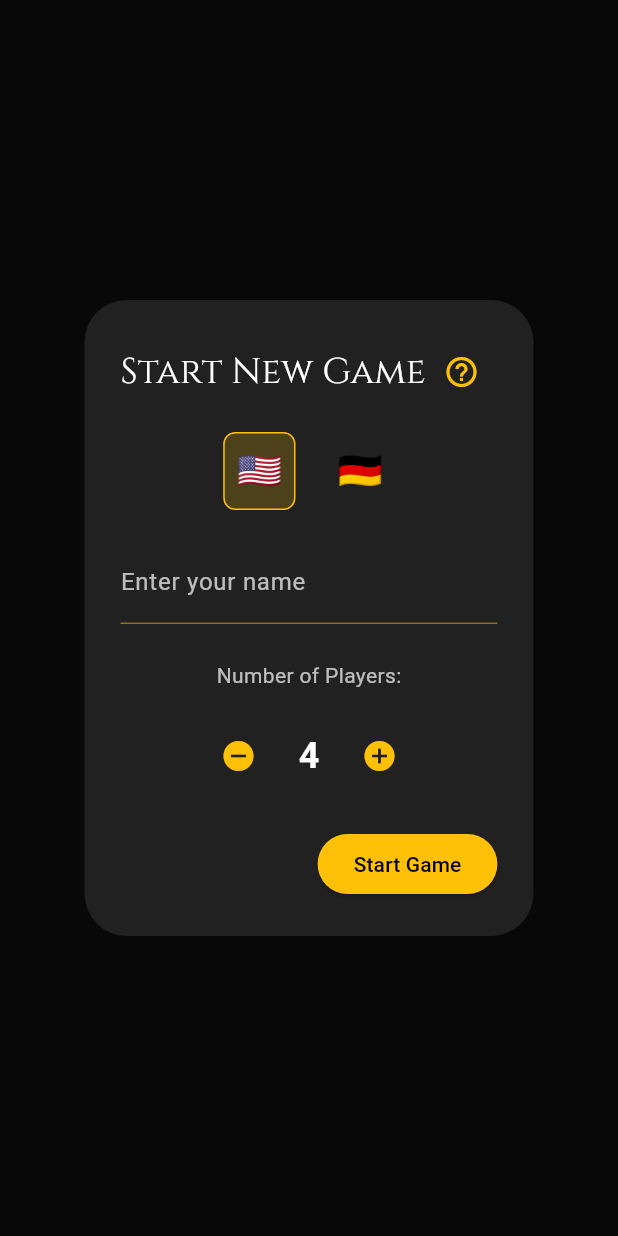
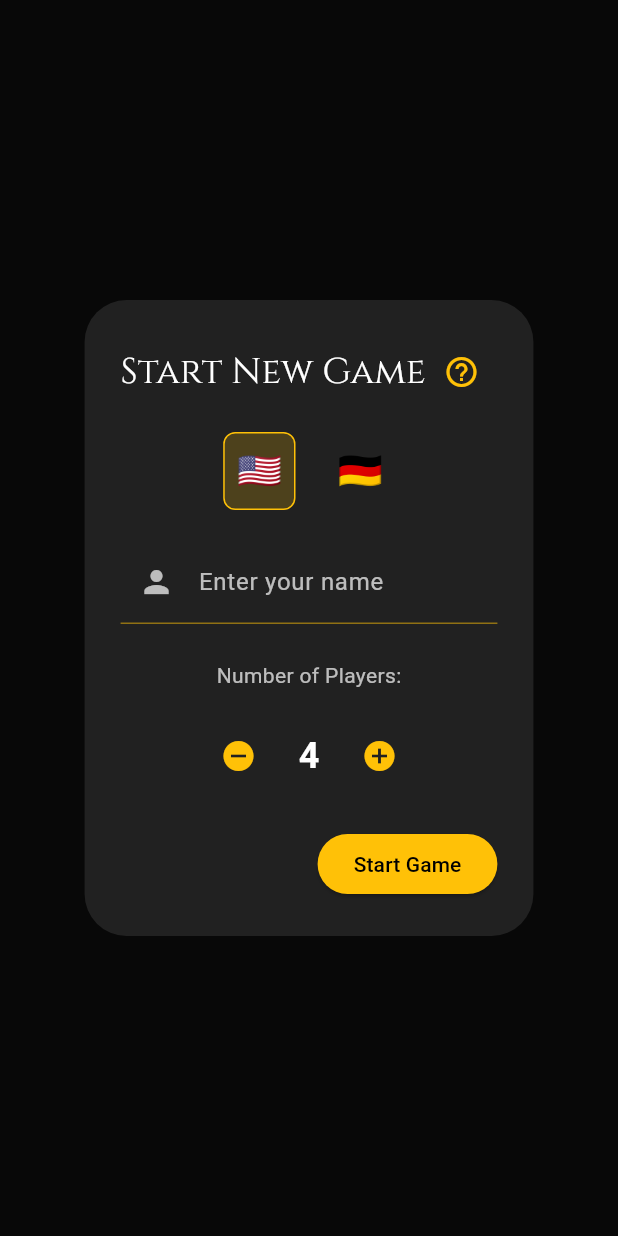
Before and after one commit to manusco/arcana, a Flutter app: the screen it shows after launch, on a phone screen of 412 x 824 dp. Run offline on Flutter 3.47's test engine with Material 3 defaults, Android fonts, the phone set to English and light mode, and no system bars; our stand-ins replace flutter_animate, google_fonts, shared_preferences, web.

Commit message:
I have enhanced the setup dialog UX and accessibility. This involved adding tooltips to the player count and scoreboard buttons, and improving the username input field with capitalization, a completion action, autofill hints, and a prefix icon. I also added the necessary translations for the new tooltips in English and German.

```diff
--- a/lib/screens/game_screen.dart
+++ b/lib/screens/game_screen.dart
@@ -765,6 +765,7 @@ class _GameScreenState extends State<GameScreen> {
                   IconButton(
                     icon: const Icon(Icons.leaderboard_rounded, color: Colors.white, size: 32),
                     onPressed: () => _showScoreboard(context, state.players),
+                    tooltip: loc.translate('scoreboard_tooltip'),
                   ),
                 ],
               ),
@@ -917,8 +918,12 @@ class _GameSetupDialogState extends State<_GameSetupDialog> {
               focusedBorder: const UnderlineInputBorder(
                 borderSide: BorderSide(color: Colors.amber),
               ),
+              prefixIcon: const Icon(Icons.person, color: Colors.white70),
             ),
             style: const TextStyle(color: Colors.white),
+            textCapitalization: TextCapitalization.words,
+            textInputAction: TextInputAction.done,
+            autofillHints: const [AutofillHints.name],
             onChanged: (value) => setState(() => _username = value.trim()),
           ),
           const SizedBox(height: 24),
@@ -932,6 +937,7 @@ class _GameSetupDialogState extends State<_GameSetupDialog> {
                 onPressed: () {
                   if (_playerCount > 2) setState(() => _playerCount--);
                 },
+                tooltip: context.watch<LocalizationService>().translate('decrease_player_count'),
               ),
               Padding(
                 padding: const EdgeInsets.symmetric(horizontal: 16),
@@ -942,6 +948,7 @@ class _GameSetupDialogState extends State<_GameSetupDialog> {
                 onPressed: () {
                   if (_playerCount < 6) setState(() => _playerCount++);
                 },
+                tooltip: context.watch<LocalizationService>().translate('increase_player_count'),
               ),
             ],
           ),
--- a/lib/utils/translations.dart
+++ b/lib/utils/translations.dart
@@ -43,6 +43,9 @@ class Translations {
       'high_scores': 'HIGH SCORES',
       'no_high_scores_yet': 'No high scores yet. Play a game to set the first record!',
       'game_rules': 'Game Rules',
+      'decrease_player_count': 'Decrease player count',
+      'increase_player_count': 'Increase player count',
+      'scoreboard_tooltip': 'Show Scoreboard',
     },
     'de': {
       'start_new_game': 'Neues Spiel',
@@ -87,6 +90,9 @@ class Translations {
       'high_scores': 'BESTENLISTE',
       'no_high_scores_yet': 'Noch keine Bestenliste. Spiele ein Spiel, um den ersten Rekord aufzustellen!',
       'game_rules': 'Spielregeln',
+      'decrease_player_count': 'Spieleranzahl verringern',
+      'increase_player_count': 'Spieleranzahl erhöhen',
+      'scoreboard_tooltip': 'Punktetafel anzeigen',
     },
   };
 }
```
